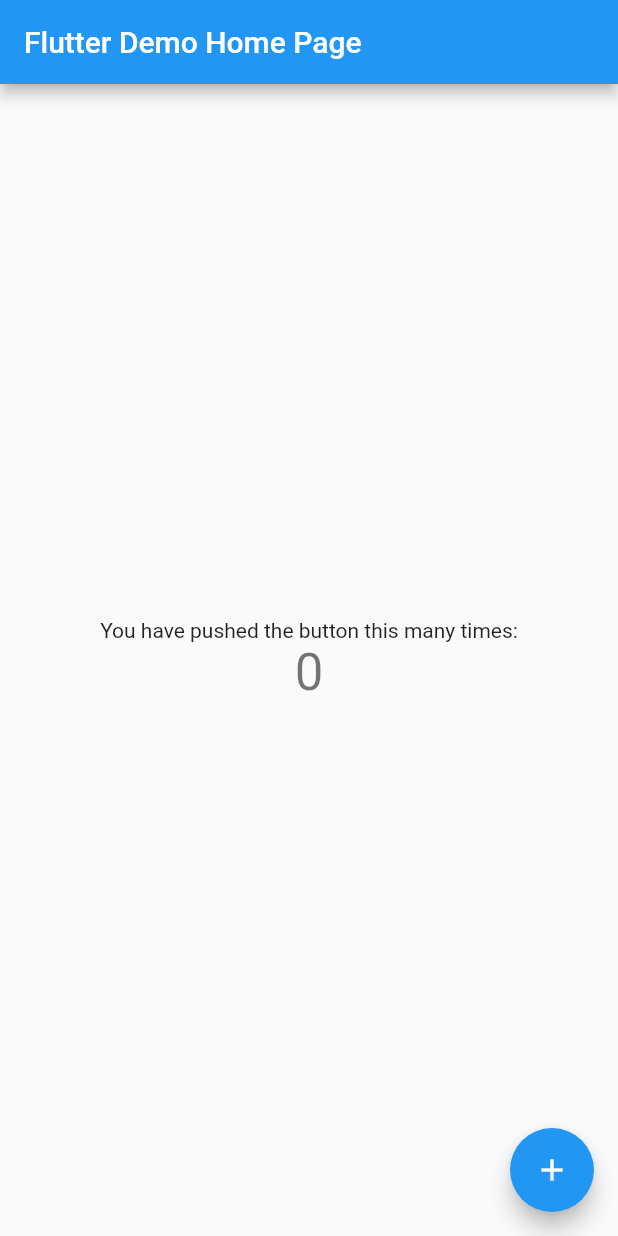
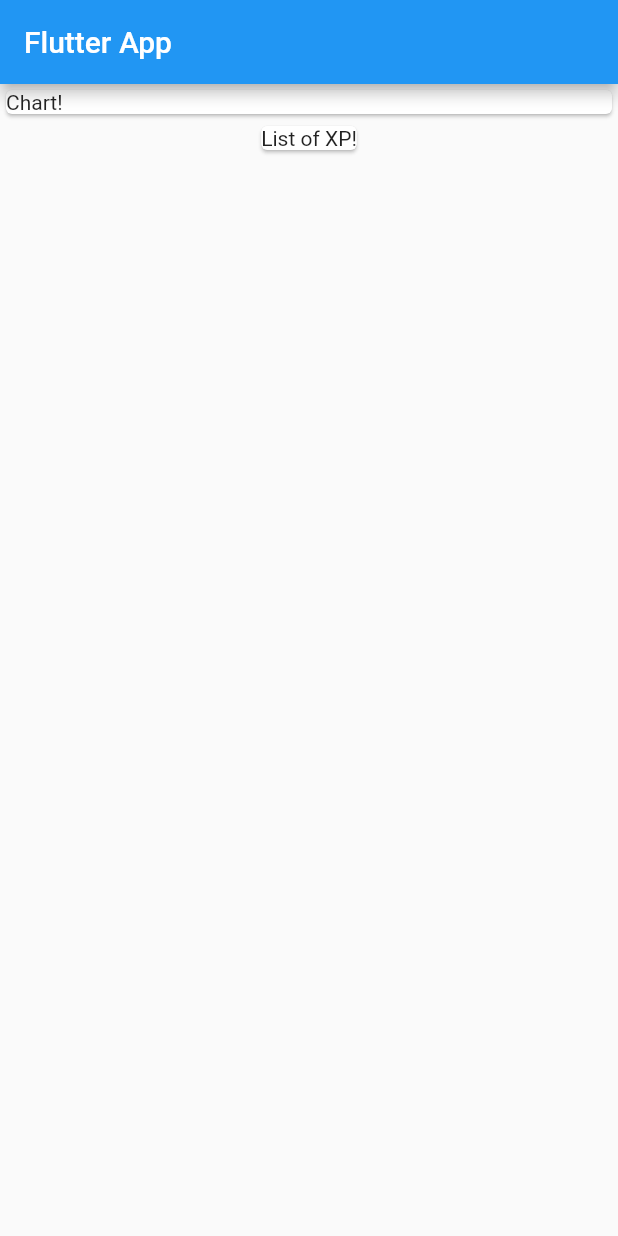
Before and after one commit to aroran1/expense_tracker_app, a Flutter app: the screen it shows after launch, on a phone screen of 412 x 824 dp. Run offline on Flutter 3.47's test engine with Material 2 defaults, Android fonts, the phone set to English and light mode, and no system bars.

Commit message:
added main page as stateless

```diff
--- a/lib/main.dart
+++ b/lib/main.dart
@@ -22,92 +22,118 @@ class MyApp extends StatelessWidget {
         // is not restarted.
         primarySwatch: Colors.blue,
       ),
-      home: MyHomePage(title: 'Flutter Demo Home Page'),
+      // home: MyHomePage(title: 'Flutter Demo Home Page'),
+      home: MyHomePage(),
     );
   }
 }
 
-class MyHomePage extends StatefulWidget {
-  MyHomePage({Key key, this.title}) : super(key: key);
-
-  // This widget is the home page of your application. It is stateful, meaning
-  // that it has a State object (defined below) that contains fields that affect
-  // how it looks.
-
-  // This class is the configuration for the state. It holds the values (in this
-  // case the title) provided by the parent (in this case the App widget) and
-  // used by the build method of the State. Fields in a Widget subclass are
-  // always marked "final".
-
-  final String title;
-
-  @override
-  _MyHomePageState createState() => _MyHomePageState();
-}
-
-class _MyHomePageState extends State<MyHomePage> {
-  int _counter = 0;
-
-  void _incrementCounter() {
-    setState(() {
-      // This call to setState tells the Flutter framework that something has
-      // changed in this State, which causes it to rerun the build method below
-      // so that the display can reflect the updated values. If we changed
-      // _counter without calling setState(), then the build method would not be
-      // called again, and so nothing would appear to happen.
-      _counter++;
-    });
-  }
-
+// Only Stateless widget is needed
+class MyHomePage extends StatelessWidget {
   @override
   Widget build(BuildContext context) {
-    // This method is rerun every time setState is called, for instance as done
-    // by the _incrementCounter method above.
-    //
-    // The Flutter framework has been optimized to make rerunning build methods
-    // fast, so that you can just rebuild anything that needs updating rather
-    // than having to individually change instances of widgets.
     return Scaffold(
       appBar: AppBar(
-        // Here we take the value from the MyHomePage object that was created by
-        // the App.build method, and use it to set our appbar title.
-        title: Text(widget.title),
+        title: Text('Flutter App'),
       ),
-      body: Center(
-        // Center is a layout widget. It takes a single child and positions it
-        // in the middle of the parent.
-        child: Column(
-          // Column is also a layout widget. It takes a list of children and
-          // arranges them vertically. By default, it sizes itself to fit its
-          // children horizontally, and tries to be as tall as its parent.
-          //
-          // Invoke "debug painting" (press "p" in the console, choose the
-          // "Toggle Debug Paint" action from the Flutter Inspector in Android
-          // Studio, or the "Toggle Debug Paint" command in Visual Studio Code)
-          // to see the wireframe for each widget.
-          //
-          // Column has various properties to control how it sizes itself and
-          // how it positions its children. Here we use mainAxisAlignment to
-          // center the children vertically; the main axis here is the vertical
-          // axis because Columns are vertical (the cross axis would be
-          // horizontal).
-          mainAxisAlignment: MainAxisAlignment.center,
-          children: <Widget>[
-            Text(
-              'You have pushed the button this many times:',
+      body: Column(
+        children: [
+          Container(
+            width: double.infinity,
+            child: Card(
+              child: Text('Chart!'),
             ),
-            Text(
-              '$_counter',
-              style: Theme.of(context).textTheme.headline4,
-            ),
-          ],
-        ),
+          ),
+          Card(
+            child: Text('List of XP!'),
+          ),
+        ],
       ),
-      floatingActionButton: FloatingActionButton(
-        onPressed: _incrementCounter,
-        tooltip: 'Increment',
-        child: Icon(Icons.add),
-      ), // This trailing comma makes auto-formatting nicer for build methods.
     );
   }
 }
+
+// class MyHomePage extends StatefulWidget {
+//   MyHomePage({Key key, this.title}) : super(key: key);
+
+//   // This widget is the home page of your application. It is stateful, meaning
+//   // that it has a State object (defined below) that contains fields that affect
+//   // how it looks.
+
+//   // This class is the configuration for the state. It holds the values (in this
+//   // case the title) provided by the parent (in this case the App widget) and
+//   // used by the build method of the State. Fields in a Widget subclass are
+//   // always marked "final".
+
+//   final String title;
+
+//   @override
+//   _MyHomePageState createState() => _MyHomePageState();
+// }
+
+// class _MyHomePageState extends State<MyHomePage> {
+//   int _counter = 0;
+
+//   void _incrementCounter() {
+//     setState(() {
+//       // This call to setState tells the Flutter framework that something has
+//       // changed in this State, which causes it to rerun the build method below
+//       // so that the display can reflect the updated values. If we changed
+//       // _counter without calling setState(), then the build method would not be
+//       // called again, and so nothing would appear to happen.
+//       _counter++;
+//     });
+//   }
+
+//   @override
+//   Widget build(BuildContext context) {
+//     // This method is rerun every time setState is called, for instance as done
+//     // by the _incrementCounter method above.
+//     //
+//     // The Flutter framework has been optimized to make rerunning build methods
+//     // fast, so that you can just rebuild anything that needs updating rather
+//     // than having to individually change instances of widgets.
+//     return Scaffold(
+//       appBar: AppBar(
+//         // Here we take the value from the MyHomePage object that was created by
+//         // the App.build method, and use it to set our appbar title.
+//         title: Text(widget.title),
+//       ),
+//       body: Center(
+//         // Center is a layout widget. It takes a single child and positions it
+//         // in the middle of the parent.
+//         child: Column(
+//           // Column is also a layout widget. It takes a list of children and
+//           // arranges them vertically. By default, it sizes itself to fit its
+//           // children horizontally, and tries to be as tall as its parent.
+//           //
+//           // Invoke "debug painting" (press "p" in the console, choose the
+//           // "Toggle Debug Paint" action from the Flutter Inspector in Android
+//           // Studio, or the "Toggle Debug Paint" command in Visual Studio Code)
+//           // to see the wireframe for each widget.
+//           //
+//           // Column has various properties to control how it sizes itself and
+//           // how it positions its children. Here we use mainAxisAlignment to
+//           // center the children vertically; the main axis here is the vertical
+//           // axis because Columns are vertical (the cross axis would be
+//           // horizontal).
+//           mainAxisAlignment: MainAxisAlignment.center,
+//           children: <Widget>[
+//             Text(
+//               'You have pushed the button this many times:',
+//             ),
+//             Text(
+//               '$_counter',
+//               style: Theme.of(context).textTheme.headline4,
+//             ),
+//           ],
+//         ),
+//       ),
+//       floatingActionButton: FloatingActionButton(
+//         onPressed: _incrementCounter,
+//         tooltip: 'Increment',
+//         child: Icon(Icons.add),
+//       ), // This trailing comma makes auto-formatting nicer for build methods.
+//     );
+//   }
+// }
```
Also changed, not shown: 1 other file.
